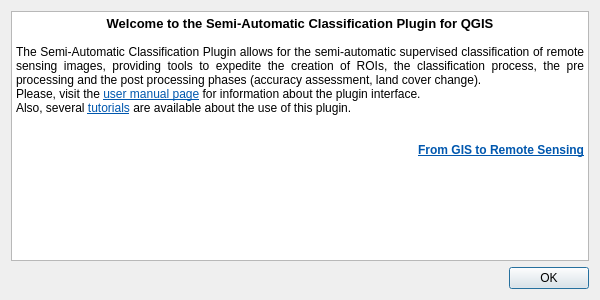
Qt form ui/ui_semiautomaticclassificationplugin_welcome.ui (semiautomaticgit/SemiAutomaticClassificationPlugin) before a commit.
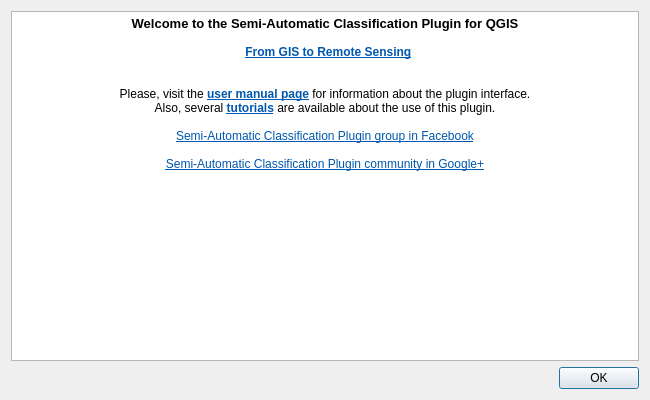
The same form after that commit. Icons and pictures are not drawn.

```diff
--- a/ui/ui_semiautomaticclassificationplugin_welcome.ui
+++ b/ui/ui_semiautomaticclassificationplugin_welcome.ui
@@ -6,8 +6,8 @@
    <rect>
     <x>0</x>
     <y>0</y>
-    <width>600</width>
-    <height>300</height>
+    <width>650</width>
+    <height>400</height>
    </rect>
   </property>
   <property name="sizePolicy">
@@ -18,14 +18,14 @@
   </property>
   <property name="minimumSize">
    <size>
-    <width>600</width>
-    <height>300</height>
+    <width>650</width>
+    <height>350</height>
    </size>
   </property>
   <property name="maximumSize">
    <size>
-    <width>600</width>
-    <height>300</height>
+    <width>650</width>
+    <height>400</height>
    </size>
   </property>
   <property name="windowTitle">
@@ -56,13 +56,18 @@
 p, li { white-space: pre-wrap; }
 &lt;/style&gt;&lt;/head&gt;&lt;body style=&quot; font-family:'Sans Serif'; font-size:9pt; font-weight:400; font-style:normal;&quot;&gt;
 &lt;p align=&quot;center&quot; style=&quot; margin-top:0px; margin-bottom:0px; margin-left:0px; margin-right:0px; -qt-block-indent:0; text-indent:0px;&quot;&gt;&lt;span style=&quot; font-size:10pt; font-weight:600;&quot;&gt;Welcome to the Semi-Automatic Classification Plugin for QGIS&lt;/span&gt;&lt;/p&gt;
-&lt;p style=&quot;-qt-paragraph-type:empty; margin-top:0px; margin-bottom:0px; margin-left:0px; margin-right:0px; -qt-block-indent:0; text-indent:0px; font-weight:600;&quot;&gt;&lt;br /&gt;&lt;/p&gt;
-&lt;p align=&quot;justify&quot; style=&quot; margin-top:0px; margin-bottom:0px; margin-left:0px; margin-right:0px; -qt-block-indent:0; text-indent:0px;&quot;&gt;The Semi-Automatic Classification Plugin allows for the semi-automatic supervised classification of remote sensing images, providing tools to expedite the creation of ROIs, the classification process, the pre processing and the post processing phases (accuracy assessment, land cover change).&lt;/p&gt;
-&lt;p align=&quot;justify&quot; style=&quot; margin-top:0px; margin-bottom:0px; margin-left:0px; margin-right:0px; -qt-block-indent:0; text-indent:0px;&quot;&gt;Please, visit the &lt;a href=&quot;http://fromgistors.blogspot.com/p/theinterface-2.html?spref=scp&quot;&gt;&lt;span style=&quot; text-decoration: underline; color:#0057ae;&quot;&gt;user manual page&lt;/span&gt;&lt;/a&gt; for information about the plugin interface.&lt;/p&gt;
-&lt;p align=&quot;justify&quot; style=&quot; margin-top:0px; margin-bottom:0px; margin-left:0px; margin-right:0px; -qt-block-indent:0; text-indent:0px;&quot;&gt;Also, several &lt;a href=&quot;http://fromgistors.blogspot.com/search/label/Tutorial/?spref=scp&quot;&gt;&lt;span style=&quot; text-decoration: underline; color:#0057ae;&quot;&gt;tutorials&lt;/span&gt;&lt;/a&gt; are available about the use of this plugin.&lt;/p&gt;
+&lt;p align=&quot;center&quot; style=&quot;-qt-paragraph-type:empty; margin-top:0px; margin-bottom:0px; margin-left:0px; margin-right:0px; -qt-block-indent:0; text-indent:0px; font-weight:600;&quot;&gt;&lt;br /&gt;&lt;/p&gt;
+&lt;p align=&quot;center&quot; style=&quot; margin-top:0px; margin-bottom:0px; margin-left:0px; margin-right:0px; -qt-block-indent:0; text-indent:0px;&quot;&gt;&lt;img src=&quot;:/plugins/semiautomaticclassificationplugin/icons/fromGIStoRS.png&quot; /&gt;  &lt;a href=&quot;http://fromgistors.blogspot.com/?spref=scp&quot;&gt;&lt;span style=&quot; font-weight:600; text-decoration: underline; color:#0057ae;&quot;&gt;From GIS to Remote Sensing&lt;/span&gt;&lt;/a&gt;&lt;/p&gt;
+&lt;p align=&quot;center&quot; style=&quot;-qt-paragraph-type:empty; margin-top:0px; margin-bottom:0px; margin-left:0px; margin-right:0px; -qt-block-indent:0; text-indent:0px; font-weight:600; text-decoration: underline; color:#0057ae;&quot;&gt;&lt;br /&gt;&lt;/p&gt;
+&lt;p align=&quot;center&quot; style=&quot;-qt-paragraph-type:empty; margin-top:0px; margin-bottom:0px; margin-left:0px; margin-right:0px; -qt-block-indent:0; text-indent:0px; font-weight:600; text-decoration: underline; color:#0057ae;&quot;&gt;&lt;br /&gt;&lt;/p&gt;
+&lt;p align=&quot;center&quot; style=&quot; margin-top:0px; margin-bottom:0px; margin-left:0px; margin-right:0px; -qt-block-indent:0; text-indent:0px;&quot;&gt;Please, visit the &lt;a href=&quot;http://fromgistors.blogspot.com/p/theinterface-2.html?spref=scp&quot;&gt;&lt;span style=&quot; font-weight:600; text-decoration: underline; color:#0057ae;&quot;&gt;user manual page&lt;/span&gt;&lt;/a&gt; for information about the plugin interface.&lt;/p&gt;
+&lt;p align=&quot;center&quot; style=&quot; margin-top:0px; margin-bottom:0px; margin-left:0px; margin-right:0px; -qt-block-indent:0; text-indent:0px;&quot;&gt;Also, several &lt;a href=&quot;http://fromgistors.blogspot.com/search/label/Tutorial/?spref=scp&quot;&gt;&lt;span style=&quot; font-weight:600; text-decoration: underline; color:#0057ae;&quot;&gt;tutorials&lt;/span&gt;&lt;/a&gt; are available about the use of this plugin.&lt;/p&gt;
 &lt;p align=&quot;justify&quot; style=&quot;-qt-paragraph-type:empty; margin-top:0px; margin-bottom:0px; margin-left:0px; margin-right:0px; -qt-block-indent:0; text-indent:0px;&quot;&gt;&lt;br /&gt;&lt;/p&gt;
-&lt;p style=&quot;-qt-paragraph-type:empty; margin-top:0px; margin-bottom:0px; margin-left:0px; margin-right:0px; -qt-block-indent:0; text-indent:0px;&quot;&gt;&lt;br /&gt;&lt;/p&gt;
-&lt;p align=&quot;right&quot; style=&quot; margin-top:0px; margin-bottom:0px; margin-left:0px; margin-right:0px; -qt-block-indent:0; text-indent:0px;&quot;&gt;&lt;a href=&quot;http://fromgistors.blogspot.com/?spref=scp&quot;&gt;&lt;span style=&quot; font-weight:600; text-decoration: underline; color:#0057ae;&quot;&gt;From GIS to Remote Sensing&lt;/span&gt;&lt;/a&gt;&lt;/p&gt;&lt;/body&gt;&lt;/html&gt;</string>
+&lt;p align=&quot;center&quot; style=&quot; margin-top:0px; margin-bottom:0px; margin-left:0px; margin-right:0px; -qt-block-indent:0; text-indent:0px;&quot;&gt;&lt;a href=&quot;https://www.facebook.com/groups/661271663969035/&quot;&gt;&lt;span style=&quot; text-decoration: underline; color:#0057ae;&quot;&gt;Semi-Automatic Classification Plugin group in Facebook&lt;/span&gt;&lt;/a&gt;&lt;/p&gt;
+&lt;p align=&quot;center&quot; style=&quot;-qt-paragraph-type:empty; margin-top:0px; margin-bottom:0px; margin-left:0px; margin-right:0px; -qt-block-indent:0; text-indent:0px; text-decoration: underline; color:#0057ae;&quot;&gt;&lt;br /&gt;&lt;/p&gt;
+&lt;p align=&quot;center&quot; style=&quot; margin-top:0px; margin-bottom:0px; margin-left:0px; margin-right:0px; -qt-block-indent:0; text-indent:0px;&quot;&gt;&lt;a href=&quot;https://plus.google.com/u/0/communities/107833394986612468374&quot;&gt;&lt;span style=&quot; text-decoration: underline; color:#0057ae;&quot;&gt;Semi-Automatic Classification Plugin community in Google+&lt;/span&gt;&lt;/a&gt;&lt;/p&gt;
+&lt;p align=&quot;justify&quot; style=&quot;-qt-paragraph-type:empty; margin-top:0px; margin-bottom:0px; margin-left:0px; margin-right:0px; -qt-block-indent:0; text-indent:0px;&quot;&gt;&lt;br /&gt;&lt;/p&gt;
+&lt;p align=&quot;center&quot; style=&quot;-qt-paragraph-type:empty; margin-top:0px; margin-bottom:0px; margin-left:0px; margin-right:0px; -qt-block-indent:0; text-indent:0px;&quot;&gt;&lt;br /&gt;&lt;/p&gt;&lt;/body&gt;&lt;/html&gt;</string>
        </property>
        <property name="openExternalLinks">
         <bool>true</bool>
```
